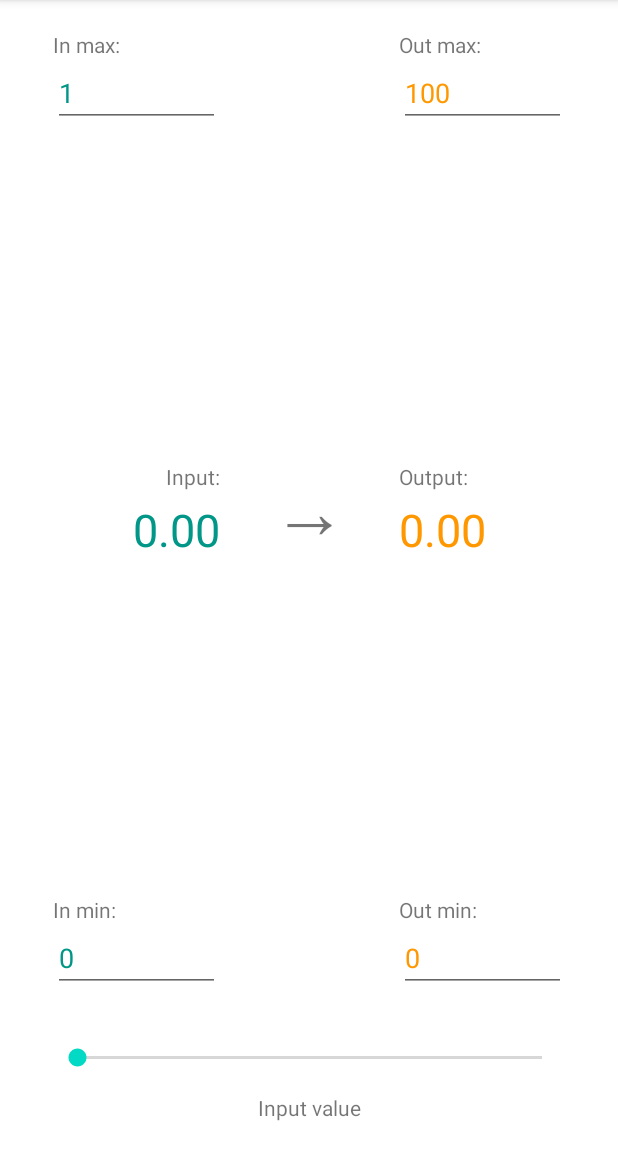
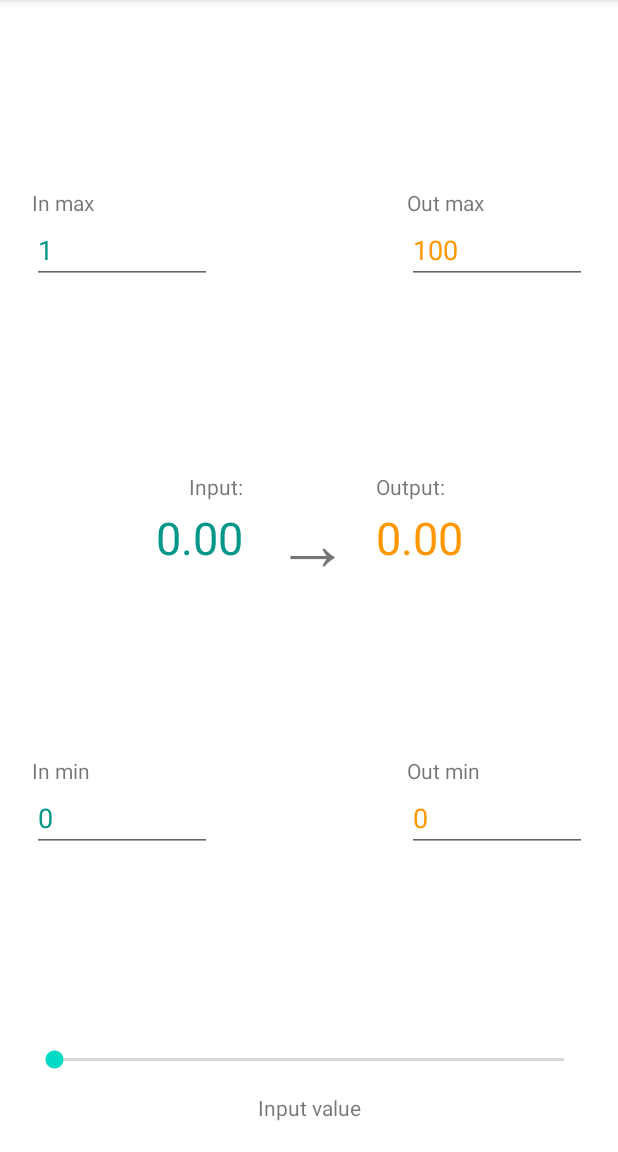
Before and after one commit to metamorphogenesis/Scaler, an Android app: the screen it shows after launch (MainActivity), on a phone screen of 412 x 824 dp, the part 84-1236 px from its top. Run offline under Robolectric (Android 15) with nearby library versions, the phone set to English and light mode, and no system bars.

Commit message:
layouts refactored

```diff
--- a/app/src/main/java/com/example/scaler/MainActivity.java
+++ b/app/src/main/java/com/example/scaler/MainActivity.java
@@ -11,10 +11,11 @@ import android.widget.SeekBar;
 import android.widget.TextView;
 
 public class MainActivity extends AppCompatActivity implements SeekBar.OnSeekBarChangeListener {
-    private static double inMin, inMax, outMin, outMax, in, out;
-    private static TextView inputText, outputText;
-    private static EditText inMinField, inMaxField, outMinField, outMaxField;
-    private static SeekBar seekBar;
+    private static double inMin, inMax, outMin, outMax, in;
+    private static boolean inMinErr, inMaxErr, outMinErr, outMaxErr;
+    private TextView inputText, outputText;
+    private EditText inMinField, inMaxField, outMinField, outMaxField;
+    private SeekBar seekBar;
 
     @Override
     protected void onCreate(Bundle savedInstanceState) {
@@ -29,7 +30,7 @@ public class MainActivity extends AppCompatActivity implements SeekBar.OnSeekBar
         outputText = findViewById(R.id.outputText);
         seekBar = findViewById(R.id.inputValueBar);
 
-        final SeekBar inputValueBar = findViewById(R.id.inputValueBar);
+        final SeekBar inputValueBar = seekBar;
         inputValueBar.setMin(0);
         inputValueBar.setMax(1000);
         inputValueBar.setOnSeekBarChangeListener(this);
@@ -51,10 +52,7 @@ public class MainActivity extends AppCompatActivity implements SeekBar.OnSeekBar
 
         @Override
         public void onTextChanged(CharSequence s, int start, int before, int count) {
-            try {
-                calculateInput();
-            } catch (Exception e) {
-            }
+            calculateInput();
         }
 
         @Override
@@ -71,10 +69,7 @@ public class MainActivity extends AppCompatActivity implements SeekBar.OnSeekBar
 
         @Override
         public void onTextChanged(CharSequence s, int start, int before, int count) {
-            try {
-                scale();
-            } catch (Exception e) {
-            }
+            scale();
         }
 
         @Override
@@ -85,8 +80,10 @@ public class MainActivity extends AppCompatActivity implements SeekBar.OnSeekBar
 
     @Override
     public void onProgressChanged(SeekBar seekBar, int progress, boolean fromUser) {
-        calculateInput();
-        scale();
+        if (!inMinErr && !inMaxErr && !outMinErr && !outMaxErr) {
+            calculateInput();
+            scale();
+        }
     }
 
     @Override
@@ -97,7 +94,7 @@ public class MainActivity extends AppCompatActivity implements SeekBar.OnSeekBar
     public void onStopTrackingTouch(SeekBar seekBar) {
     }
 
-    public static void calculateInput() {
+    public void calculateInput() {
         try {
             if (inMinField.getText().length() > 0) {
                 inMinField.setTextSize(18);
@@ -106,8 +103,11 @@ public class MainActivity extends AppCompatActivity implements SeekBar.OnSeekBar
             }
 
             inMin = Double.parseDouble(String.valueOf(inMinField.getText()));
+            inMinErr = false;
         } catch (Exception e) {
+            inMinErr = true;
             inMinField.requestFocus();
+            inputText.setTextColor(getResources().getColor(R.color.errorColor, getTheme()));
         }
 
         try {
@@ -117,17 +117,20 @@ public class MainActivity extends AppCompatActivity implements SeekBar.OnSeekBar
                 inMaxField.setTextSize(14);
             }
 
-
             inMax = Double.parseDouble(String.valueOf(inMaxField.getText()));
+            inMaxErr = false;
         } catch (Exception e) {
+            inMaxErr = true;
             inMaxField.requestFocus();
+            inputText.setTextColor(getResources().getColor(R.color.errorColor, getTheme()));
         }
 
         in = (inMax - inMin) / 1000 * seekBar.getProgress() + inMin;
         inputText.setText(String.format("%.2f", in));
+        inputText.setTextColor(getResources().getColor(R.color.inputColor, getTheme()));
     }
 
-    public static void scale() {
+    public void scale() {
         try {
             if (outMinField.getText().length() > 0) {
                 outMinField.setTextSize(18);
@@ -136,8 +139,11 @@ public class MainActivity extends AppCompatActivity implements SeekBar.OnSeekBar
             }
 
             outMin = Double.parseDouble(String.valueOf(outMinField.getText()));
+            outMinErr = false;
         } catch (Exception e) {
+            outMaxErr = true;
             outMinField.requestFocus();
+            outputText.setTextColor(getResources().getColor(R.color.errorColor, getTheme()));
         }
 
         try {
@@ -147,14 +153,17 @@ public class MainActivity extends AppCompatActivity implements SeekBar.OnSeekBar
                 outMaxField.setTextSize(14);
             }
 
-
             outMax = Double.parseDouble(String.valueOf(outMaxField.getText()));
+            outMaxErr = false;
         } catch (Exception e) {
+            outMaxErr = true;
             outMaxField.requestFocus();
+            outputText.setTextColor(getResources().getColor(R.color.errorColor, getTheme()));
         }
 
-        out = (outMax - outMin) / (inMax - inMin) * (in - inMin) + outMin;
+        double out = (outMax - outMin) / (inMax - inMin) * (in - inMin) + outMin;
         outputText.setText(String.format("%.2f", out));
+        outputText.setTextColor(getResources().getColor(R.color.outputColor, getTheme()));
     }
 
 }
--- a/app/src/main/res/layout/activity_main.xml
+++ b/app/src/main/res/layout/activity_main.xml
@@ -4,158 +4,173 @@
     xmlns:tools="http://schemas.android.com/tools"
     android:layout_width="match_parent"
     android:layout_height="match_parent"
+    android:clickable="true"
+    android:focusable="auto"
     android:focusableInTouchMode="true"
-    android:clickable="true"
-    android:focusable="true"
     android:windowSoftInputMode="stateAlwaysHidden"
     tools:context=".MainActivity">
 
+    <androidx.constraintlayout.widget.ConstraintLayout
+        android:id="@+id/inMinLayout"
+        android:layout_width="120dp"
+        android:layout_height="64dp"
+        app:layout_constraintBottom_toTopOf="@+id/inputValueLayout"
+        app:layout_constraintEnd_toEndOf="@+id/inputLayout"
+        app:layout_constraintStart_toStartOf="parent"
+        app:layout_constraintTop_toBottomOf="@+id/inputLayout">
+
+        <TextView
+            android:id="@+id/inMinLabel"
+            android:layout_width="wrap_content"
+            android:layout_height="wrap_content"
+            android:fontFamily="sans-serif"
+            android:text="@string/in_min_label"
+            android:textSize="14sp"
+            app:layout_constraintStart_toStartOf="parent"
+            app:layout_constraintTop_toTopOf="parent" />
+
         <EditText
-        android:id="@+id/outMaxField"
-        android:layout_width="111dp"
+            android:id="@+id/inMinField"
+            android:layout_width="match_parent"
             android:layout_height="40dp"
             android:ems="10"
-        android:hint="type Out max"
-        android:inputType="numberSigned|numberDecimal"
-        android:text="100"
-        android:textColor="@color/outputColor"
+            android:hint="type In min"
+            android:inputType="numberSigned"
+            android:text="0"
+            android:textColor="@color/inputColor"
             android:textColorHint="@color/errorColor"
-        app:layout_constraintBottom_toBottomOf="@+id/inMaxField"
-        app:layout_constraintEnd_toEndOf="@+id/outMinField"
-        app:layout_constraintStart_toStartOf="@+id/outMinField"
-        app:layout_constraintTop_toTopOf="@+id/inMaxField" />
+            app:layout_constraintBottom_toBottomOf="parent" />
+
+    </androidx.constraintlayout.widget.ConstraintLayout>
+
+    <androidx.constraintlayout.widget.ConstraintLayout
+        android:id="@+id/inMaxLayout"
+        android:layout_width="0dp"
+        android:layout_height="64dp"
+        app:layout_constraintBottom_toTopOf="@+id/inputLayout"
+        app:layout_constraintEnd_toEndOf="@+id/inMinLayout"
+        app:layout_constraintStart_toStartOf="@+id/inMinLayout"
+        app:layout_constraintTop_toTopOf="parent">
+
+        <TextView
+            android:id="@+id/inMaxLabel"
+            android:layout_width="wrap_content"
+            android:layout_height="wrap_content"
+            android:fontFamily="sans-serif"
+            android:text="@string/in_max_label"
+            android:textSize="14sp"
+            app:layout_constraintStart_toStartOf="parent"
+            app:layout_constraintTop_toTopOf="parent" />
 
         <EditText
-        android:id="@+id/outMinField"
-        android:layout_width="111dp"
+            android:id="@+id/inMaxField"
+            android:layout_width="match_parent"
             android:layout_height="40dp"
             android:ems="10"
-        android:hint="type Out min"
-        android:inputType="numberSigned|numberDecimal"
-        android:text="0"
-        android:textColor="@color/outputColor"
+            android:hint="type In max"
+            android:inputType="numberSigned"
+            android:text="1"
+            android:textColor="@color/inputColor"
             android:textColorHint="@color/errorColor"
-        app:layout_constraintBottom_toBottomOf="@+id/inMinField"
+            app:layout_constraintBottom_toBottomOf="parent" />
+    </androidx.constraintlayout.widget.ConstraintLayout>
+
+    <androidx.constraintlayout.widget.ConstraintLayout
+        android:id="@+id/outMinLayout"
+        android:layout_width="120dp"
+        android:layout_height="64dp"
+        app:layout_constraintBottom_toBottomOf="@+id/inMinLayout"
         app:layout_constraintEnd_toEndOf="parent"
-        app:layout_constraintStart_toEndOf="@+id/arrowLabel"
-        app:layout_constraintTop_toTopOf="@+id/inMinField" />
+        app:layout_constraintStart_toStartOf="@+id/outputLayout"
+        app:layout_constraintTop_toTopOf="@+id/inMinLayout">
 
         <TextView
             android:id="@+id/outMinLabel"
             android:layout_width="wrap_content"
             android:layout_height="wrap_content"
             android:fontFamily="sans-serif"
-        android:text="Out min:"
+            android:text="@string/out_min_label"
             android:textSize="14sp"
-        app:layout_constraintBottom_toBottomOf="@+id/inMinLabel"
-        app:layout_constraintStart_toStartOf="@+id/outMinField"
-        app:layout_constraintTop_toTopOf="@+id/inMinLabel" />
+            app:layout_constraintStart_toStartOf="parent"
+            app:layout_constraintTop_toTopOf="parent" />
+
+        <EditText
+            android:id="@+id/outMinField"
+            android:layout_width="match_parent"
+            android:layout_height="40dp"
+            android:ems="10"
+            android:hint="type Out min"
+            android:inputType="numberSigned"
+            android:text="0"
+            android:textColor="@color/outputColor"
+            android:textColorHint="@color/errorColor"
+            app:layout_constraintBottom_toBottomOf="parent"
+            tools:layout_editor_absoluteX="0dp" />
+
+    </androidx.constraintlayout.widget.ConstraintLayout>
+
+    <androidx.constraintlayout.widget.ConstraintLayout
+        android:id="@+id/outMaxLayout"
+        android:layout_width="0dp"
+        android:layout_height="0dp"
+        app:layout_constraintBottom_toBottomOf="@+id/inMaxLayout"
+        app:layout_constraintEnd_toEndOf="@+id/outMinLayout"
+        app:layout_constraintStart_toStartOf="@+id/outMinLayout"
+        app:layout_constraintTop_toTopOf="@+id/inMaxLayout">
 
         <TextView
             android:id="@+id/outMaxLabel"
             android:layout_width="wrap_content"
             android:layout_height="wrap_content"
             android:fontFamily="sans-serif"
-        android:text="Out max:"
+            android:text="@string/out_max_label"
             android:textSize="14sp"
-        app:layout_constraintBottom_toBottomOf="@+id/inMaxLabel"
-        app:layout_constraintStart_toStartOf="@+id/outMaxField"
-        app:layout_constraintTop_toTopOf="@+id/inMaxLabel" />
+            app:layout_constraintStart_toStartOf="parent"
+            app:layout_constraintTop_toTopOf="parent" />
 
         <EditText
-        android:id="@+id/inMaxField"
-        android:layout_width="111dp"
+            android:id="@+id/outMaxField"
+            android:layout_width="match_parent"
             android:layout_height="40dp"
-        android:layout_marginTop="5dp"
             android:ems="10"
-        android:hint="type In max"
-        android:inputType="numberSigned|numberDecimal"
-        android:text="1"
-        android:textColor="@color/inputColor"
+            android:hint="type Out max"
+            android:inputType="numberSigned"
+            android:text="100"
+            android:textColor="@color/outputColor"
             android:textColorHint="@color/errorColor"
-        app:layout_constraintStart_toStartOf="@+id/inMaxLabel"
-        app:layout_constraintTop_toBottomOf="@+id/inMaxLabel" />
+            app:layout_constraintBottom_toBottomOf="parent"
+            tools:layout_editor_absoluteX="199dp" />
+
+    </androidx.constraintlayout.widget.ConstraintLayout>
 
     <TextView
-        android:id="@+id/inMaxLabel"
-        android:layout_width="wrap_content"
-        android:layout_height="wrap_content"
-        android:layout_marginTop="20dp"
-        android:fontFamily="sans-serif"
-        android:text="In max:"
-        android:textSize="14sp"
-        app:layout_constraintStart_toStartOf="@+id/inMinLabel"
-        app:layout_constraintTop_toTopOf="parent" />
+        android:id="@+id/arrowLabel"
+        android:layout_width="46dp"
+        android:layout_height="52dp"
+        android:text="→"
+        android:textSize="50sp"
+        app:layout_constraintBottom_toBottomOf="@+id/inputLayout"
+        app:layout_constraintEnd_toEndOf="parent"
+        app:layout_constraintStart_toStartOf="parent" />
 
-    <TextView
-        android:id="@+id/inputValueLabel"
-        android:layout_width="wrap_content"
-        android:layout_height="wrap_content"
-        android:layout_marginBottom="20dp"
-        android:fontFamily="sans-serif"
-        android:text="Input value"
-        android:textSize="14sp"
-        app:layout_constraintBottom_toBottomOf="parent"
-        app:layout_constraintEnd_toEndOf="@+id/inputValueBar"
-        app:layout_constraintStart_toStartOf="@+id/inputValueBar" />
-
-    <TextView
-        android:id="@+id/inMinLabel"
-        android:layout_width="wrap_content"
-        android:layout_height="wrap_content"
-        android:layout_marginBottom="5dp"
-        android:fontFamily="sans-serif"
-        android:text="In min:"
-        android:textSize="14sp"
-        app:layout_constraintBottom_toTopOf="@+id/inMinField"
-        app:layout_constraintStart_toStartOf="@+id/inMinField" />
+    <androidx.constraintlayout.widget.ConstraintLayout
+        android:id="@+id/inputLayout"
+        android:layout_width="140dp"
+        android:layout_height="64dp"
+        app:layout_constraintBottom_toTopOf="@+id/inputValueLayout"
+        app:layout_constraintEnd_toStartOf="@+id/arrowLabel"
+        app:layout_constraintStart_toStartOf="parent"
+        app:layout_constraintTop_toTopOf="parent">
 
         <TextView
             android:id="@+id/inputLabel"
             android:layout_width="wrap_content"
             android:layout_height="wrap_content"
-        android:layout_marginBottom="5dp"
             android:fontFamily="sans-serif"
-        android:text="Input:"
+            android:text="@string/input_label"
             android:textSize="14sp"
-        app:layout_constraintBottom_toTopOf="@+id/inputText"
-        app:layout_constraintEnd_toEndOf="@+id/inputText" />
-
-    <TextView
-        android:id="@+id/outputLabel"
-        android:layout_width="wrap_content"
-        android:layout_height="wrap_content"
-        android:fontFamily="sans-serif"
-        android:text="Output:"
-        android:textSize="14sp"
-        app:layout_constraintBottom_toBottomOf="@+id/inputLabel"
-        app:layout_constraintStart_toStartOf="@+id/outputText"
-        app:layout_constraintTop_toTopOf="@+id/inputLabel" />
-
-    <EditText
-        android:id="@+id/inMinField"
-        android:layout_width="111dp"
-        android:layout_height="40dp"
-        android:layout_marginBottom="30dp"
-        android:ems="10"
-        android:hint="type In min"
-        android:inputType="numberSigned|numberDecimal"
-        android:text="0"
-        android:textColor="@color/inputColor"
-        android:textColorHint="@color/errorColor"
-        app:layout_constraintBottom_toTopOf="@+id/inputValueBar"
-        app:layout_constraintEnd_toStartOf="@+id/arrowLabel"
-        app:layout_constraintStart_toStartOf="parent" />
-
-    <SeekBar
-        android:id="@+id/inputValueBar"
-        android:layout_width="0dp"
-        android:layout_height="27dp"
-        android:layout_marginBottom="10dp"
-        android:max="1000"
-        app:layout_constraintBottom_toTopOf="@+id/inputValueLabel"
-        app:layout_constraintEnd_toEndOf="@+id/outMinField"
-        app:layout_constraintStart_toStartOf="@+id/inMinField" />
+            app:layout_constraintEnd_toEndOf="parent"
+            app:layout_constraintTop_toTopOf="parent" />
 
         <TextView
             android:id="@+id/inputText"
@@ -164,19 +179,28 @@
             android:text="0"
             android:textColor="@color/inputColor"
             android:textSize="30sp"
-        app:layout_constraintBottom_toTopOf="@+id/inMinField"
-        app:layout_constraintEnd_toEndOf="@+id/inMinField"
-        app:layout_constraintTop_toBottomOf="@+id/inMaxField" />
+            app:layout_constraintBottom_toBottomOf="parent"
+            app:layout_constraintEnd_toEndOf="parent" />
+
+    </androidx.constraintlayout.widget.ConstraintLayout>
+
+    <androidx.constraintlayout.widget.ConstraintLayout
+        android:id="@+id/outputLayout"
+        android:layout_width="140dp"
+        android:layout_height="64dp"
+        app:layout_constraintBottom_toBottomOf="@+id/inputLayout"
+        app:layout_constraintEnd_toEndOf="parent"
+        app:layout_constraintStart_toEndOf="@+id/arrowLabel">
 
         <TextView
-        android:id="@+id/arrowLabel"
+            android:id="@+id/outputLabel"
             android:layout_width="wrap_content"
             android:layout_height="wrap_content"
-        android:text="→"
-        android:textSize="50sp"
-        app:layout_constraintBottom_toBottomOf="@+id/inputText"
-        app:layout_constraintEnd_toEndOf="parent"
-        app:layout_constraintStart_toStartOf="parent" />
+            android:fontFamily="sans-serif"
+            android:text="@string/output_label"
+            android:textSize="14sp"
+            app:layout_constraintStart_toStartOf="parent"
+            app:layout_constraintTop_toTopOf="parent" />
 
         <TextView
             android:id="@+id/outputText"
@@ -185,8 +209,40 @@
             android:text="0"
             android:textColor="@color/outputColor"
             android:textSize="30sp"
-        app:layout_constraintBottom_toBottomOf="@+id/inputText"
-        app:layout_constraintStart_toStartOf="@+id/outMinField"
-        app:layout_constraintTop_toTopOf="@+id/inputText" />
+            app:layout_constraintBottom_toBottomOf="parent"
+            app:layout_constraintStart_toStartOf="parent" />
+    </androidx.constraintlayout.widget.ConstraintLayout>
+
+    <androidx.constraintlayout.widget.ConstraintLayout
+        android:id="@+id/inputValueLayout"
+        android:layout_width="0dp"
+        android:layout_height="55dp"
+        android:layout_marginStart="20dp"
+        android:layout_marginEnd="20dp"
+        android:layout_marginBottom="20dp"
+        app:layout_constraintBottom_toBottomOf="parent"
+        app:layout_constraintEnd_toEndOf="parent"
+        app:layout_constraintStart_toStartOf="parent">
+
+        <SeekBar
+            android:id="@+id/inputValueBar"
+            android:layout_width="0dp"
+            android:layout_height="27dp"
+            android:progressTint="@color/inputColor"
+            app:layout_constraintEnd_toEndOf="parent"
+            app:layout_constraintStart_toStartOf="parent"
+            app:layout_constraintTop_toTopOf="parent" />
+
+        <TextView
+            android:id="@+id/inputValueLabel"
+            android:layout_width="wrap_content"
+            android:layout_height="wrap_content"
+            android:fontFamily="sans-serif"
+            android:text="@string/input_value_label"
+            android:textSize="14sp"
+            app:layout_constraintBottom_toBottomOf="parent"
+            app:layout_constraintEnd_toEndOf="parent"
+            app:layout_constraintStart_toStartOf="parent" />
+    </androidx.constraintlayout.widget.ConstraintLayout>
 
 </androidx.constraintlayout.widget.ConstraintLayout>
--- a/app/src/main/res/values/strings.xml
+++ b/app/src/main/res/values/strings.xml
@@ -1,3 +1,11 @@
 <resources>
     <string name="app_name">Scaler</string>
+    <string name="in_min_label">In min</string>
+    <string name="in_max_label">In max</string>
+    <string name="out_min_label">Out min</string>
+    <string name="out_max_label">Out max</string>
+    <string name="input_label">Input:</string>
+    <string name="output_label">Output:</string>
+    <string name="input_value_label">Input value</string>
+    <string name="arrow">→</string>
 </resources>
```
Lines whose indentation alone changed are shown as unchanged.
